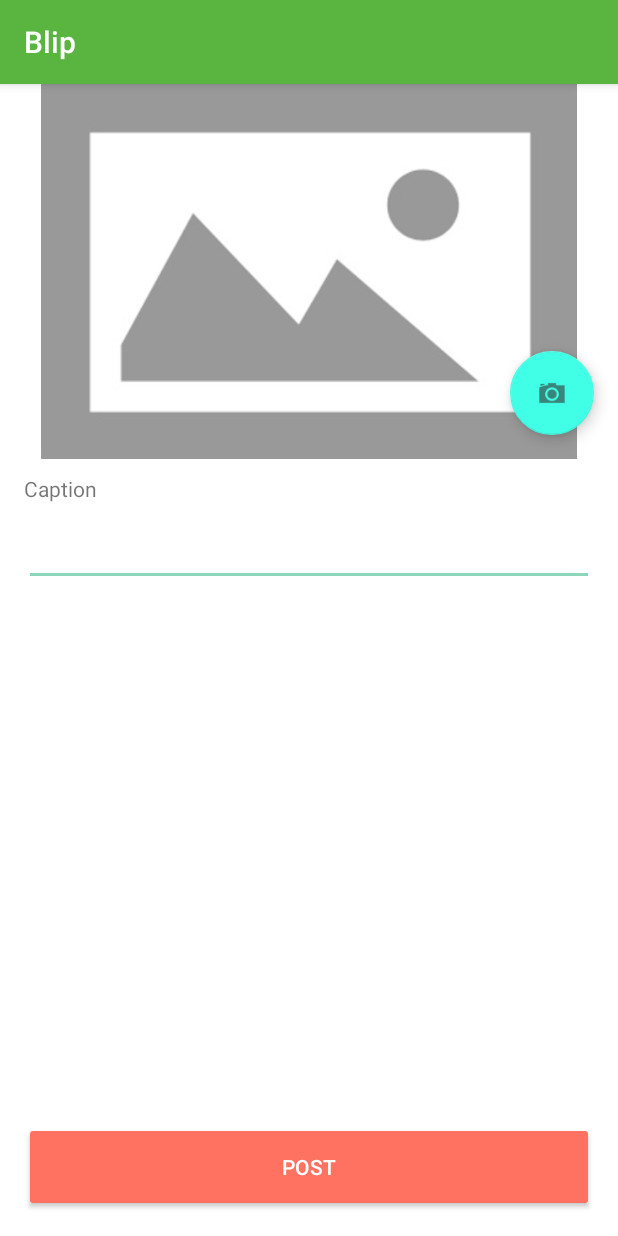
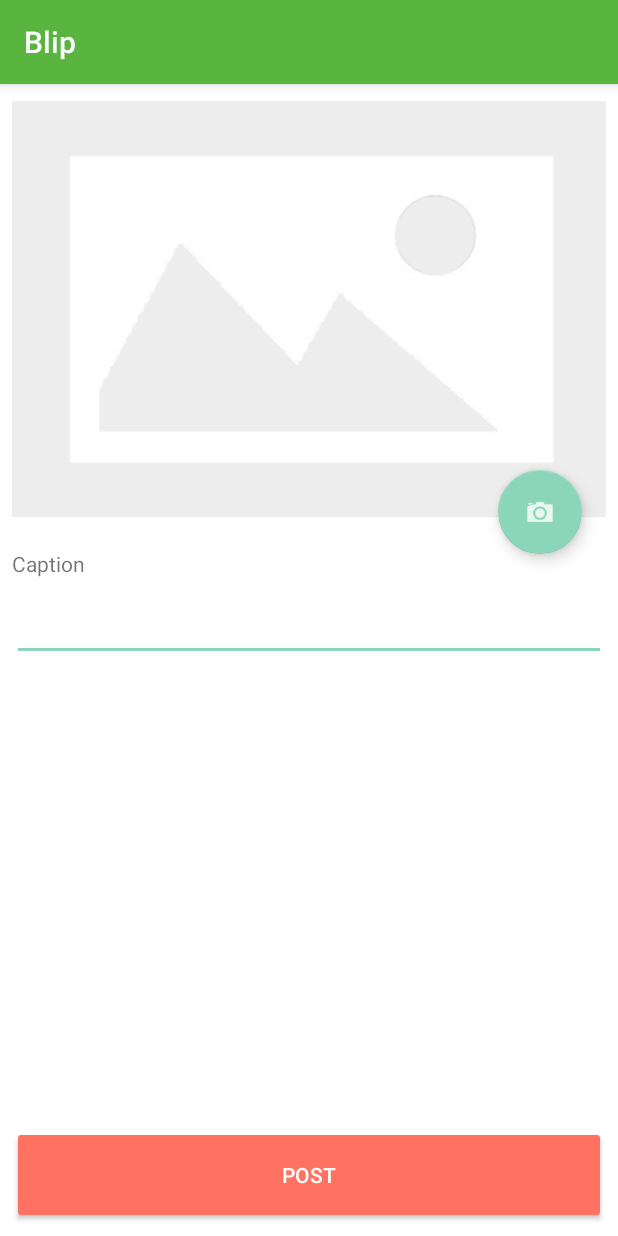
Before and after one commit to App-athy/Blip, an Android app: the ComposeBlipActivity screen opened directly, with no data from a screen before it, on a phone screen of 412 x 824 dp. Run offline under Robolectric (Android 15) with nearby library versions, the phone set to English and light mode, and no system bars; 1 statement that could not run was skipped.

Commit message:
Polish compose blip

```diff
--- a/app/src/main/res/layout/activity_compose_blip.xml
+++ b/app/src/main/res/layout/activity_compose_blip.xml
@@ -4,6 +4,8 @@
     android:layout_width="match_parent"
     android:layout_height="match_parent"
     xmlns:app="http://schemas.android.com/apk/res-auto"
+    android:paddingLeft="@dimen/activity_horizontal_margin"
+    android:paddingRight="@dimen/activity_horizontal_margin"
     android:paddingBottom="@dimen/activity_vertical_margin"
     tools:context="com.codepath.blip.ComposeBlipActivity"
     android:background="@color/white">
@@ -14,11 +16,25 @@
         android:layout_height="wrap_content"
         android:layout_alignParentTop="true">
 
+        <LinearLayout
+            android:layout_width="match_parent"
+            android:layout_height="match_parent"
+            android:orientation="vertical">
+
         <ImageView
             android:layout_width="match_parent"
-            android:layout_height="250dp"
+            android:layout_height="300dp"
             android:id="@+id/ivImageUpload"
             android:layout_centerHorizontal="true"/>
+
+        <TextView
+            android:id="@+id/tvCaption"
+            android:layout_width="wrap_content"
+            android:layout_height="wrap_content"
+            android:text="Caption"
+            android:layout_marginTop="10dp"
+            android:layout_below="@id/ivImageUpload"/>
+        </LinearLayout>
 
         <android.support.design.widget.FloatingActionButton
             android:id="@+id/fab"
@@ -28,19 +44,11 @@
             android:layout_height="wrap_content"
             android:layout_margin="16dp"
             android:src="@drawable/ic_camera"
+            app:backgroundTint="@color/mint"
             android:onClick="onCameraClick"/>
 
     </android.support.design.widget.CoordinatorLayout>
 
-    <TextView
-        android:id="@+id/tvCaption"
-        android:layout_width="wrap_content"
-        android:layout_height="wrap_content"
-        android:paddingLeft="@dimen/activity_horizontal_margin"
-        android:paddingRight="@dimen/activity_horizontal_margin"
-        android:text="Caption"
-        android:layout_marginTop="10dp"
-        android:layout_below="@id/clImageContainer"/>
 
     <EditText
         android:layout_width="wrap_content"
@@ -49,19 +57,17 @@
         android:layout_alignParentStart="true"
         android:layout_alignParentRight="true"
         android:layout_alignParentEnd="true"
-        android:layout_marginRight="@dimen/activity_horizontal_margin"
-        android:layout_marginLeft="@dimen/activity_horizontal_margin"
         android:inputType="textMultiLine"
         android:ems="10"
         android:id="@+id/etBody"
-        android:layout_below="@id/tvCaption"
+        android:layout_below="@id/clImageContainer"
         android:layout_marginTop="10dp"
         android:backgroundTint="@color/mint"
         android:maxHeight="300dp"/>
 
     <Button
         android:layout_width="match_parent"
-        android:layout_height="60dp"
+        android:layout_height="65dp"
         android:text="Post"
         android:id="@+id/saveButton"
         android:textColor="@color/white"
--- a/app/src/main/res/values/dimens.xml
+++ b/app/src/main/res/values/dimens.xml
@@ -1,5 +1,6 @@
 <resources>
     <!-- Default screen margins, per the Android Design guidelines. -->
-    <dimen name="activity_horizontal_margin">16dp</dimen>
-    <dimen name="activity_vertical_margin">16dp</dimen>
+    <dimen name="activity_horizontal_margin">8dp</dimen>
+    <dimen name="activity_vertical_margin">8dp</dimen>
+
 </resources>
```
Also changed, not shown: app/src/main/res/drawable-hdpi/ic_camera.png, app/src/main/res/drawable-mdpi/ic_camera.png, app/src/main/res/drawable-xhdpi/ic_camera.png, app/src/main/res/drawable-xxhdpi/ic_camera.png, app/src/main/res/drawable/placeholder.png.
